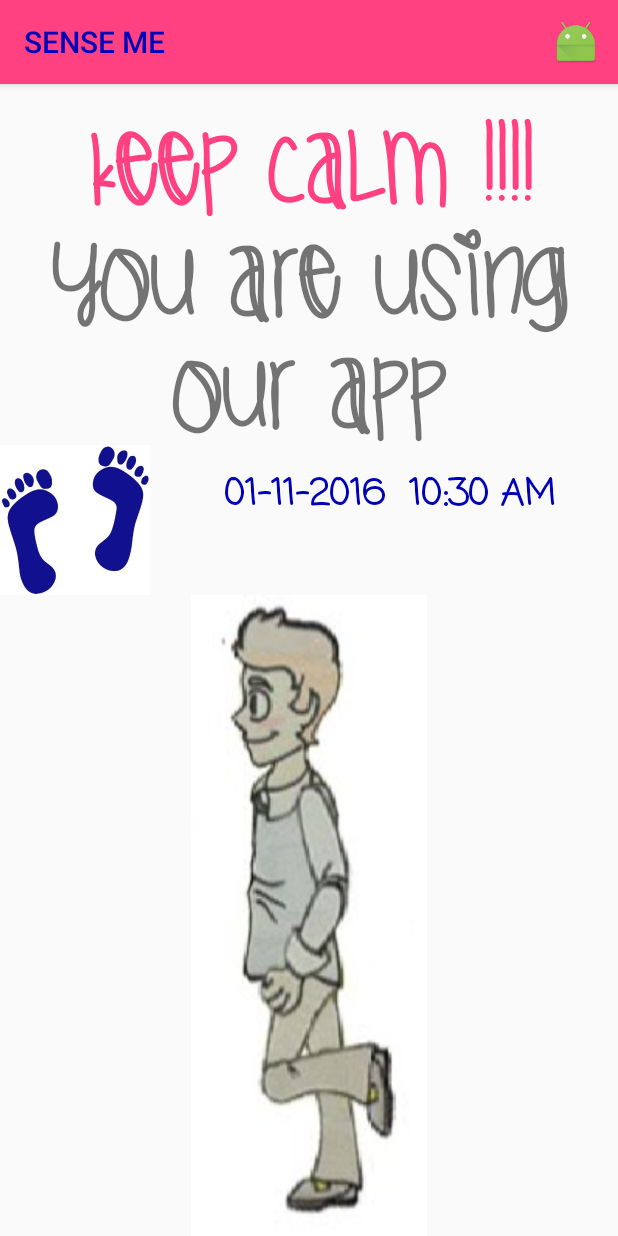
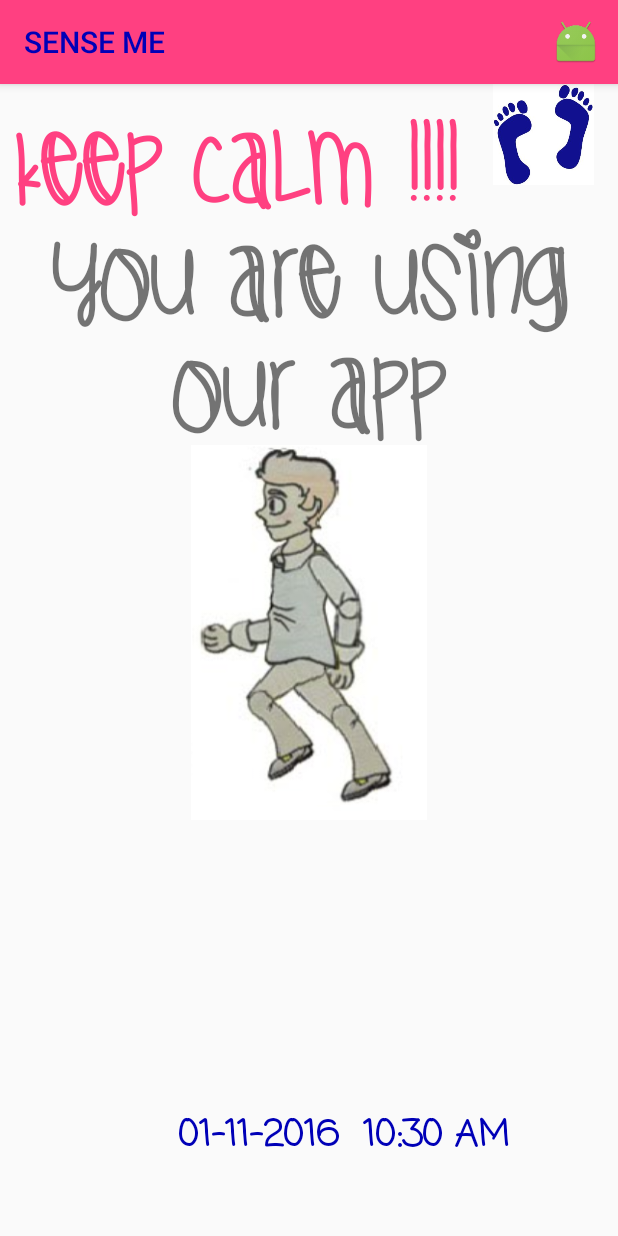
Before and after one commit to Shivjot-Baidwan/SensorSimulation-MobileCommerce, an Android app: the screen it shows after launch (MainActivity), on a phone screen of 412 x 824 dp. Run offline under Robolectric (Android 15) with nearby library versions, the phone set to English and light mode, and no system bars; 5 statements that could not run were skipped.

Commit message:
Layout for walking,driving,running and still

```diff
--- a/app/src/main/java/com/mobilecommerce/sensorsimulation/MainActivity.java
+++ b/app/src/main/java/com/mobilecommerce/sensorsimulation/MainActivity.java
@@ -5,17 +5,13 @@ Authors: Venus Pathak - 7972526
 
 package com.mobilecommerce.sensorsimulation;
 
-import android.Manifest;
-import android.app.Activity;
 import android.app.PendingIntent;
 import android.content.Intent;
-import android.content.pm.PackageManager;
 import android.graphics.Typeface;
 import android.graphics.drawable.AnimationDrawable;
 import android.icu.text.SimpleDateFormat;
 import android.support.annotation.NonNull;
 import android.support.annotation.Nullable;
-import android.support.v4.app.ActivityCompat;
 import android.support.v7.app.AppCompatActivity;
 import android.os.Bundle;
 import android.text.Html;
@@ -35,6 +31,8 @@ public class MainActivity extends AppCompatActivity
 
     public GoogleApiClient mApiClient;
     private ImageView animationImages;
+    private TextView welcomeScreenMessage1,welcomeScreenMessage2,walkingScreenMessage,runningScreenMessage,
+            stillScreenMessage,drivingScreenMessage;
 
 
     @Override
@@ -42,12 +40,21 @@ public class MainActivity extends AppCompatActivity
         super.onCreate(savedInstanceState);
         setContentView(R.layout.fragment_welcome_screen);
 
-        TextView welcomeScreenMessage1 = (TextView) findViewById(R.id.welcomeMessage1);
-        TextView welcomeScreenMessage2 = (TextView) findViewById(R.id.welcomeMessage2);
+        welcomeScreenMessage1 = (TextView) findViewById(R.id.welcomeMessage1);
+        welcomeScreenMessage2 = (TextView) findViewById(R.id.welcomeMessage2);
+        walkingScreenMessage = (TextView) findViewById(R.id.walkingScreenTextView);
+        runningScreenMessage = (TextView) findViewById(R.id.runningScreenTextView);
+        stillScreenMessage = (TextView) findViewById(R.id.stillScreenTextView);
+        drivingScreenMessage = (TextView) findViewById(R.id.drivingScreenTextView);
+
 
         Typeface typeface = Typeface.createFromAsset(getAssets(), "fonts/font1.ttf");
         welcomeScreenMessage1.setTypeface(typeface);
         welcomeScreenMessage2.setTypeface(typeface);
+        walkingScreenMessage.setTypeface(typeface);
+        runningScreenMessage.setTypeface(typeface);
+        stillScreenMessage.setTypeface(typeface);
+        drivingScreenMessage.setTypeface(typeface);
 
         getSupportActionBar().setTitle(Html.fromHtml("<font color = '#0000b7'>SENSE ME</font"));
 
--- a/app/src/main/res/drawable/run_animation.xml
+++ b/app/src/main/res/drawable/run_animation.xml
@@ -2,9 +2,9 @@
 <animation-list android:oneshot="false"
     xmlns:android="http://schemas.android.com/apk/res/android">
 
-    <item android:drawable="@drawable/image1" android:duration="250"/>
-    <item android:drawable="@drawable/image2" android:duration="250"/>
-    <item android:drawable="@drawable/image3" android:duration="250"/>
-    <item android:drawable="@drawable/image4" android:duration="250"/>
+    <item android:drawable="@drawable/image1" android:duration="500"/>
+    <item android:drawable="@drawable/image2" android:duration="500"/>
+    <item android:drawable="@drawable/image3" android:duration="500"/>
+    <item android:drawable="@drawable/image4" android:duration="500"/>
 
 </animation-list>
--- a/app/src/main/res/layout/fragment_welcome_screen.xml
+++ b/app/src/main/res/layout/fragment_welcome_screen.xml
@@ -17,7 +17,8 @@
         android:layout_alignParentLeft="true"
         android:layout_alignParentStart="true"
         android:textColor="@color/colorAccent"
-        android:textStyle="normal|bold" />
+        android:textStyle="normal|bold"
+        android:layout_toStartOf="@+id/mainImageView" />
 
     <TextView
         android:text="@string/welcome_message2"
@@ -30,12 +31,12 @@
         android:textStyle="normal|bold" />
 
     <ImageView
-        android:layout_width="100dp"
-        android:layout_height="100dp"
-        app:srcCompat="@drawable/mainimage"
-        android:id="@+id/mainImageView"
+        android:layout_width="wrap_content"
+        android:layout_height="wrap_content"
+        android:background="@drawable/run_animation"
+        android:id="@+id/animationView"
         android:layout_below="@+id/welcomeMessage2"
-        android:layout_alignParentStart="true" />
+        android:layout_centerHorizontal="true" />
 
     <TextView
         android:layout_width="250dp"
@@ -45,19 +46,19 @@
         android:textColor="@color/textColorPrimary"
         android:fontFamily="casual"
         android:textStyle="normal|bold"
-        android:textAlignment="center"
-        android:layout_alignBottom="@+id/mainImageView"
-        android:layout_toEndOf="@+id/mainImageView"
-        android:layout_marginStart="39dp" />
+        android:layout_alignParentBottom="true"
+        android:layout_alignParentEnd="true"
+        android:layout_marginEnd="43dp"
+        android:textAlignment="textStart" />
 
     <ImageView
-        android:layout_width="wrap_content"
-        android:layout_height="wrap_content"
-        android:background="@drawable/run_animation"
-        android:id="@+id/animationView"
-        android:layout_alignParentBottom="true"
-        android:layout_centerHorizontal="true"
-        android:layout_below="@+id/dateTextView" />
+        android:layout_width="100dp"
+        android:layout_height="100dp"
+        app:srcCompat="@drawable/mainimage"
+        android:id="@+id/mainImageView"
+        android:layout_above="@+id/welcomeMessage2"
+        android:layout_alignParentEnd="true"
+        android:layout_marginBottom="23dp" />
 
 
 </RelativeLayout>
```
Also changed, not shown: app/src/main/java/com/mobilecommerce/sensorsimulation/DrivingScreenFragment.java (added, +33 -0 lines), app/src/main/java/com/mobilecommerce/sensorsimulation/RunningScreenFragment.java (added, +33 -0 lines), app/src/main/java/com/mobilecommerce/sensorsimulation/StillScreenFragment.java (added, +31 -0 lines), app/src/main/res/layout/fragment_driving_screen.xml (added, +23 -0 lines), app/src/main/res/layout/fragment_running_screen.xml (added, +23 -0 lines), app/src/main/res/layout/fragment_still_screen.xml (added, +23 -0 lines), app/src/main/res/values/strings.xml (+8 -1 lines), app/src/main/res/drawable/drivingimage.png (added), app/src/main/res/drawable/runningimage.PNG (added), app/src/main/res/drawable/stillimage.PNG (added), app/src/main/res/drawable/walkingimage.PNG (added).
